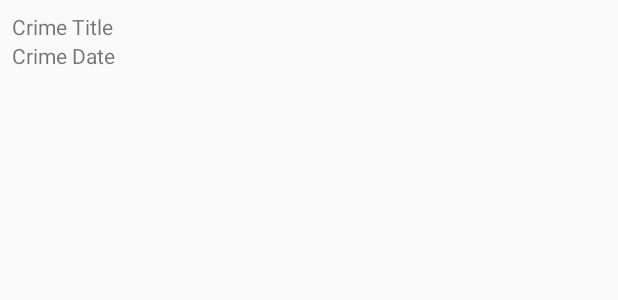
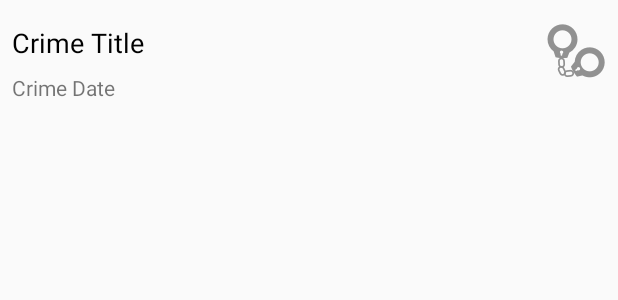
Before and after one commit to hatemsalem/CriminalIntent, an Android app: the layout list_item_crime.xml on its own in the app's theme, with its tools: preview values and no code run, on a phone screen of 412 x 824 dp. Shown: the top 300 px of the screen. Run offline under Robolectric (Android 15) with nearby library versions, the phone set to English and light mode, and no system bars.

Commit message:
Implement Chapter 09

```diff
--- a/app/src/main/java/com/itraters/criminalintent/CrimeListFragment.java
+++ b/app/src/main/java/com/itraters/criminalintent/CrimeListFragment.java
@@ -8,9 +8,11 @@ import android.support.v7.widget.LinearLayoutManager;
 import android.support.v7.widget.RecyclerView;
 import android.support.v7.widget.RecyclerView.Adapter;
 import android.support.v7.widget.RecyclerView.ViewHolder;
+import android.text.format.DateFormat;
 import android.view.LayoutInflater;
 import android.view.View;
 import android.view.ViewGroup;
+import android.widget.ImageView;
 import android.widget.TextView;
 import android.widget.Toast;
 
@@ -76,11 +78,15 @@ public class CrimeListFragment extends Fragment
     {
         protected TextView crimeTitle;
         protected TextView crimeDate;
+        protected ImageView crimeSolved;
 
         public void bind(Crime crime)
         {
             crimeTitle.setText(crime.getTitle());
             crimeDate.setText(crime.getDate().toString());
+            crimeDate.setText(DateFormat.getLongDateFormat(getActivity()).format(crime.getDate()));
+            crimeSolved.setVisibility(crime.isSolved()?View.VISIBLE:View.GONE);
+
         }
 
         public CrimeHolder(LayoutInflater inflater, ViewGroup parent)
@@ -88,6 +94,7 @@ public class CrimeListFragment extends Fragment
             super(inflater.inflate(R.layout.list_item_crime,parent,false));
             crimeTitle=itemView.findViewById(R.id.crimeTitle);
             crimeDate=itemView.findViewById(R.id.crimeDate);
+            crimeSolved=itemView.findViewById(R.id.crimeSolved);
             itemView.setOnClickListener(new View.OnClickListener()
             {
                 @Override
--- a/app/src/main/res/layout/list_item_crime.xml
+++ b/app/src/main/res/layout/list_item_crime.xml
@@ -1,19 +1,55 @@
 <?xml version="1.0" encoding="utf-8"?>
-<LinearLayout xmlns:android="http://schemas.android.com/apk/res/android"
-    android:orientation="vertical"
-    android:layout_width="match_parent"
-    android:layout_height="wrap_content"
-    android:padding="8dp">
+<android.support.constraint.ConstraintLayout xmlns:android="http://schemas.android.com/apk/res/android"
+                                             xmlns:app="http://schemas.android.com/apk/res-auto"
+                                             xmlns:tools="http://schemas.android.com/tools"
+                                             android:orientation="vertical"
+                                             android:layout_width="match_parent"
+                                             android:layout_height="wrap_content"
+                                             tools:layout_editor_absoluteY="81dp"
+                                             tools:layout_editor_absoluteX="0dp">
 
     <TextView
         android:id="@+id/crimeTitle"
-        android:layout_width="match_parent"
+        android:layout_width="0dp"
         android:layout_height="wrap_content"
-        android:text="Crime Title"/>
+        android:layout_marginEnd="8dp"
+        android:layout_marginLeft="16dp"
+        android:layout_marginRight="8dp"
+        android:layout_marginStart="8dp"
+        android:layout_marginTop="16dp"
+        android:text="Crime Title"
+        android:textColor="@android:color/black"
+        android:textSize="18sp"
+        app:layout_constraintHorizontal_bias="0.485"
+        app:layout_constraintLeft_toLeftOf="parent"
+        app:layout_constraintRight_toLeftOf="@+id/crimeSolved"
+        app:layout_constraintTop_toTopOf="parent"/>
 
     <TextView
         android:id="@+id/crimeDate"
-        android:layout_width="match_parent"
+        android:layout_width="0dp"
         android:layout_height="wrap_content"
-        android:text="Crime Date"/>
-</LinearLayout>
+        android:layout_marginEnd="8dp"
+        android:layout_marginLeft="16dp"
+        android:layout_marginRight="8dp"
+        android:layout_marginStart="8dp"
+        android:text="Crime Date"
+        app:layout_constraintLeft_toLeftOf="parent"
+        app:layout_constraintRight_toLeftOf="@+id/crimeSolved"
+        android:layout_marginTop="8dp"
+        app:layout_constraintTop_toBottomOf="@+id/crimeTitle"
+        app:layout_constraintHorizontal_bias="0.483"/>
+
+    <ImageView
+        android:id="@+id/crimeSolved"
+        android:layout_width="wrap_content"
+        android:layout_height="wrap_content"
+        app:srcCompat="@drawable/ic_solved"
+        app:layout_constraintTop_toTopOf="parent"
+        android:layout_marginTop="8dp"
+        app:layout_constraintBottom_toBottomOf="parent"
+        android:layout_marginRight="8dp"
+        android:layout_marginBottom="8dp"
+        app:layout_constraintRight_toRightOf="parent"/>
+
+</android.support.constraint.ConstraintLayout>
```
Also changed, not shown: app/src/main/res/drawable-hdpi/ic_solved.png (added), app/src/main/res/drawable-mdpi/ic_solved.png (added), app/src/main/res/drawable-xhdpi/ic_solved.png (added), app/src/main/res/drawable-xxhdpi/ic_solved.png (added), app/src/main/res/drawable-xxxhdpi/ic_solved.png (added).
